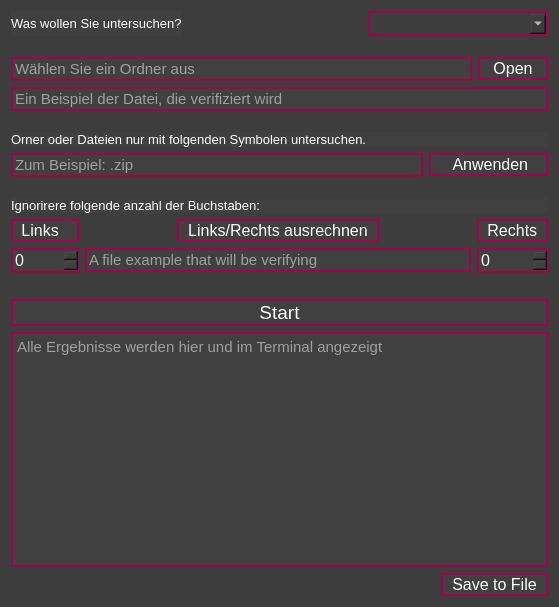
Above: Python/ui/file_ui2.ui from oleg-popov4/check_int_file_num before the change. Below: the same form after it.
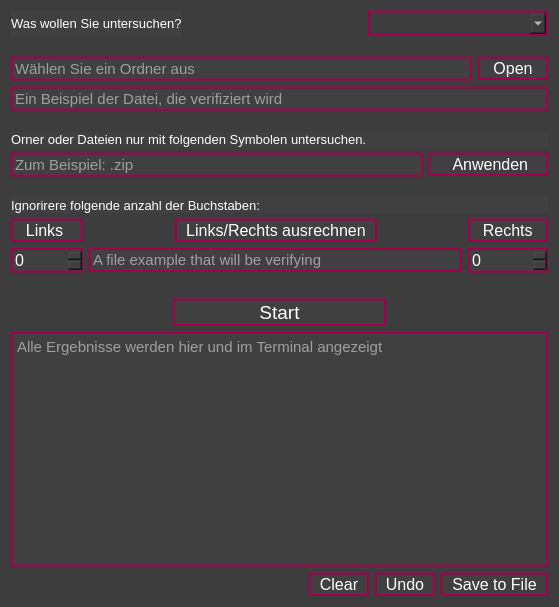
That is the form after the change.

```diff
--- a/Python/ui/file_ui2.ui
+++ b/Python/ui/file_ui2.ui
@@ -347,7 +347,7 @@
 border: 2px solid #A4004D;</string>
        </property>
        <property name="text">
-        <string> Links   </string>
+        <string>  Links   </string>
        </property>
       </widget>
      </item>
@@ -367,7 +367,7 @@
 border: 2px solid #A4004D;</string>
        </property>
        <property name="text">
-        <string> Rechts </string>
+        <string>  Rechts  </string>
        </property>
       </widget>
      </item>
@@ -432,6 +432,19 @@
    </item>
    <item>
     <layout class="QHBoxLayout" name="horizontalLayout_5">
+     <item>
+      <spacer name="horizontalSpacer_5">
+       <property name="orientation">
+        <enum>Qt::Horizontal</enum>
+       </property>
+       <property name="sizeHint" stdset="0">
+        <size>
+         <width>40</width>
+         <height>20</height>
+        </size>
+       </property>
+      </spacer>
+     </item>
      <item>
       <widget class="QPushButton" name="button_start">
        <property name="font">
@@ -453,10 +466,23 @@
 }</string>
        </property>
        <property name="text">
-        <string>Start</string>
+        <string>                Start                </string>
        </property>
       </widget>
      </item>
+     <item>
+      <spacer name="horizontalSpacer_6">
+       <property name="orientation">
+        <enum>Qt::Horizontal</enum>
+       </property>
+       <property name="sizeHint" stdset="0">
+        <size>
+         <width>40</width>
+         <height>20</height>
+        </size>
+       </property>
+      </spacer>
+     </item>
     </layout>
    </item>
    <item>
@@ -494,6 +520,56 @@
        </property>
       </spacer>
      </item>
+     <item>
+      <widget class="QPushButton" name="Button_clear">
+       <property name="font">
+        <font>
+         <pointsize>12</pointsize>
+        </font>
+       </property>
+       <property name="styleSheet">
+        <string notr="true">QPushButton{
+border: 2px solid #A4004D;
+background-color: #404040;
+color: white;
+}
+
+QPushButton:hover{
+border: 2px solid #A4004D;
+background-color: #444444;
+color: white;
+}</string>
+       </property>
+       <property name="text">
+        <string>  Clear  </string>
+       </property>
+      </widget>
+     </item>
+     <item>
+      <widget class="QPushButton" name="Button_undo">
+       <property name="font">
+        <font>
+         <pointsize>12</pointsize>
+        </font>
+       </property>
+       <property name="styleSheet">
+        <string notr="true">QPushButton{
+border: 2px solid #A4004D;
+background-color: #404040;
+color: white;
+}
+
+QPushButton:hover{
+border: 2px solid #A4004D;
+background-color: #444444;
+color: white;
+}</string>
+       </property>
+       <property name="text">
+        <string>  Undo  </string>
+       </property>
+      </widget>
+     </item>
      <item>
       <widget class="QPushButton" name="Button_save_to_file">
        <property name="font">
```
